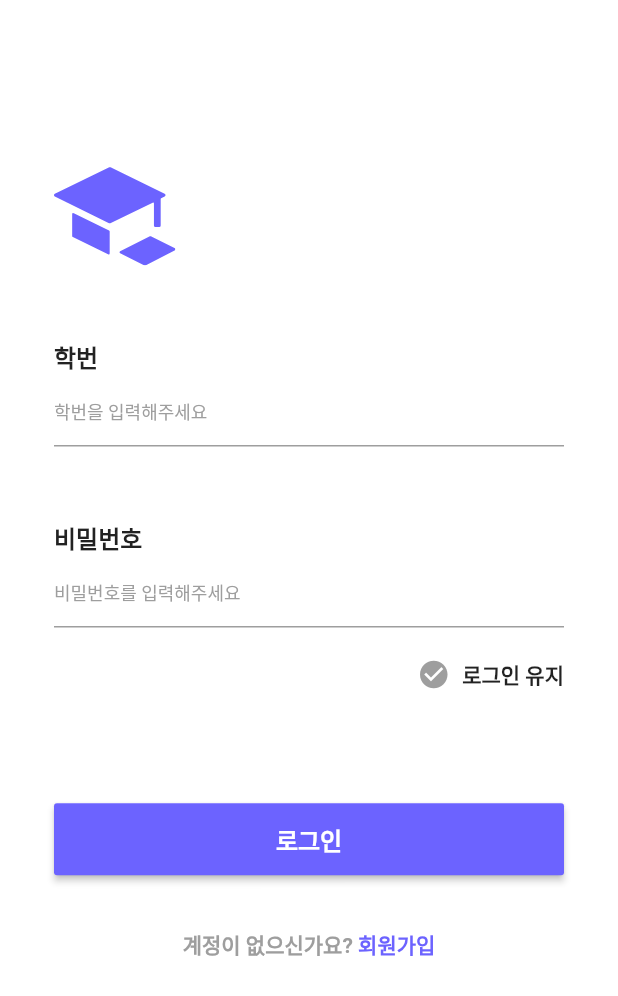
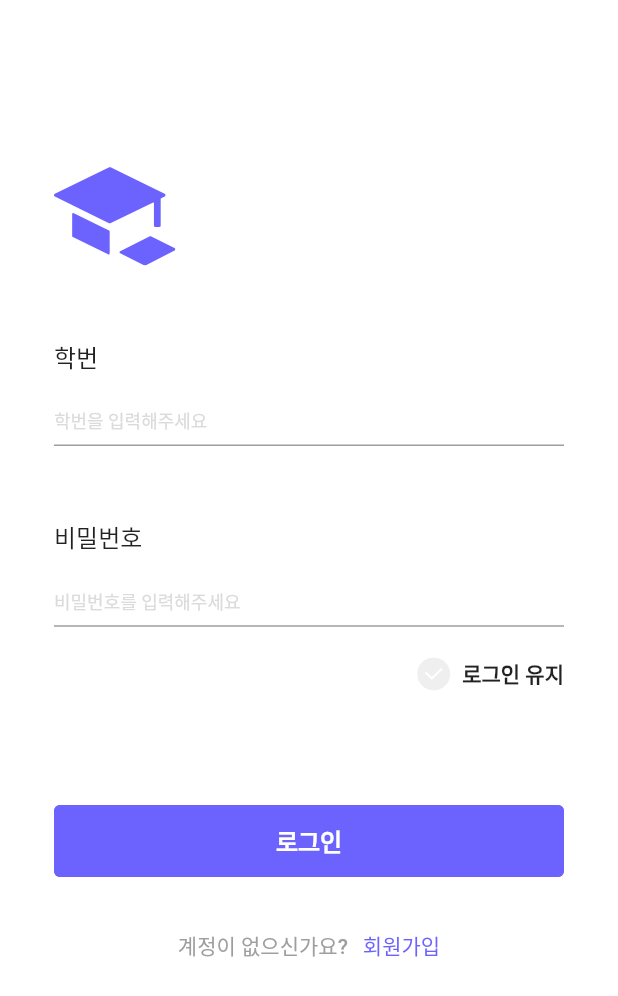
Before and after one commit to Sejong-Gateway/Gateway-flutter-app, a Flutter app: the screen it shows after launch, after a tap on "로그인", on a phone screen of 412 x 824 dp. Shown: the top 996 px of the screen. Run offline on Flutter 3.47's test engine with Material 2 defaults, Android fonts, the phone set to English and light mode, and no system bars; our stand-ins replace flutter_svg, percent_indicator; Roboto replaces fonts that are missing (Nato).

Commit message:
1/1 수정사항 반영

```diff
--- a/lib/pages/login_page.dart
+++ b/lib/pages/login_page.dart
@@ -40,8 +40,7 @@ extension on LoginPage {
             Container(
               width: 81,
               height: 66,
-              child:
-                  SvgPicture.asset('asset/Group155.svg', color: GateWaycolor),
+              child: SvgPicture.asset('asset/Group155.svg'),
             ),
             Expanded(
               flex: 45,
@@ -59,20 +58,25 @@ extension on LoginPage {
             ),
             StayedLogin(),
             Expanded(
-              flex: 69,
+              flex: 71,
               child: Container(),
             ),
             ButtonTheme(
               height: 48,
               minWidth: 400,
               child: RaisedButton(
+                elevation: 0,
+                shape: RoundedRectangleBorder(
+                    borderRadius: BorderRadius.circular(4),
+                    side: BorderSide(color: GateWaycolor)),
                 onPressed: () {},
                 child: Text(
                   "로그인",
                   style: TextStyle(
                     fontWeight: FontWeight.bold,
                     fontSize: 16,
-                      color: Colors.white),
+                    color: Color(0xffffffff),
+                  ),
                 ),
                 color: GateWaycolor,
               ),
@@ -93,8 +97,6 @@ extension on LoginPage {
   }
 
   //입력 받을 때 사용 widget
-
-  //비밀번호 입력 받을 때 위젯, obscureText사용
   Widget _textField(String labelText, String hintText, bool activation) {
     return Column(
       crossAxisAlignment: CrossAxisAlignment.start,
@@ -103,15 +105,18 @@ extension on LoginPage {
           labelText,
           style: TextStyle(
             fontSize: 16,
-            fontWeight: FontWeight.bold,
+            fontStyle: FontStyle.normal,
+            fontWeight: FontWeight.w500,
           ),
         ),
         TextField(
           decoration: InputDecoration(
             hintText: hintText,
             hintStyle: TextStyle(
-                color: Colors.grey, fontSize: 12, fontWeight: FontWeight.w300),
-            contentPadding: EdgeInsets.zero,
+                color: Color(0xffdbdbdb),
+                fontSize: 12,
+                fontWeight: FontWeight.w300),
+            contentPadding: EdgeInsets.only(top: 13),
           ),
           obscureText: activation,
         ),
@@ -125,17 +130,20 @@ extension on LoginPage {
       crossAxisAlignment: CrossAxisAlignment.center,
       mainAxisAlignment: MainAxisAlignment.center,
       children: [
-        Text("계정이 없으신가요? ",
+        Text("계정이 없으신가요?",
             style: TextStyle(
               fontSize: 14,
-              fontWeight: FontWeight.w700,
+              fontWeight: FontWeight.w500,
               color: Colors.grey,
             )),
+        SizedBox(
+          width: 10,
+        ),
         InkWell(
           child: Text("회원가입",
               style: TextStyle(
                   fontSize: 14,
-                  fontWeight: FontWeight.w700,
+                  fontWeight: FontWeight.w500,
                   color: GateWaycolor)),
           onTap: () => {},
         ),
@@ -166,24 +174,30 @@ class _StayedLogin extends State<StayedLogin> {
               });
             },
             child: checkboxValue
-                ? Icon(
-                    Icons.check_circle,
-                    color: GateWaycolor,
-                    size: 22,
+                ? Container(
+                    width: 22,
+                    height: 22,
+                    child: SvgPicture.asset(
+                      'asset/checkerNo.svg',
+                    ),
                   )
-                : Icon(
-                    Icons.check_circle,
-                    color: Colors.grey,
-                    size: 22,
+                : Container(
+                    width: 22,
+                    height: 22,
+                    child: SvgPicture.asset(
+                      'asset/checker.svg',
+                    ),
                   ),
           ),
           SizedBox(width: 8),
-          Text("로그인 유지",
+          Text(
+            "로그인 유지",
             style: TextStyle(
               fontSize: 14,
               fontStyle: FontStyle.normal,
               fontWeight: FontWeight.bold,
-              )),
+            ),
+          ),
         ],
       ),
     );
```
Also changed, not shown: lib/main_page_tabs/current_tab.dart (+62 -53 lines), lib/modals/signup_department.dart (+33 -23 lines), lib/modals/signup_semester.dart (+30 -20 lines), lib/pages/main_page.dart (+19 -8 lines), lib/pages/profiletag_page.dart (+17 -14 lines), lib/pages/signup_page.dart (+33 -22 lines), pubspec.yaml (+8 -3 lines), asset/Group155.svg, asset/checker.svg (added), asset/checkerNo.svg (added), asset/fonts/NotoSansCJKkr-Bold.ttf (added), asset/fonts/NotoSansCJKkr-Light.ttf (added), asset/fonts/NotoSansCJKkr-Medium.ttf (added), asset/fonts/NotoSansCJKkr-Regular.ttf (added), 3 more files. Lines whose indentation alone changed are shown as unchanged.
